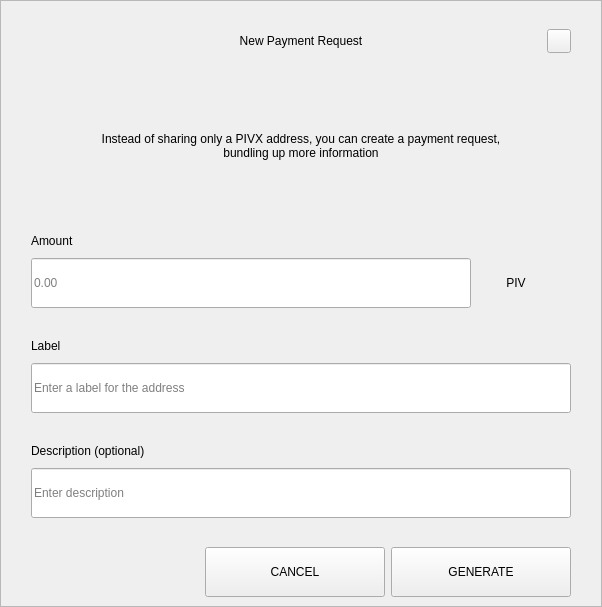
Kopernikus-dev/test, file src/qt/encocoin/forms/requestdialog.ui: the form before one commit.
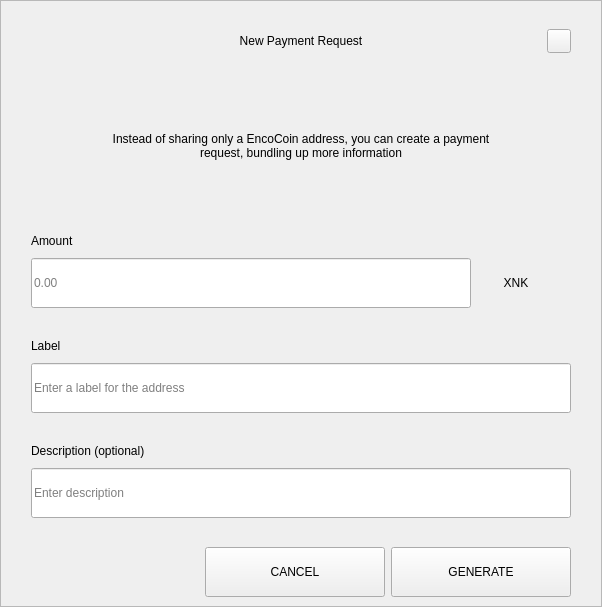
The form after the commit.

Diff of the .ui file:
```diff
--- a/src/qt/encocoin/forms/requestdialog.ui
+++ b/src/qt/encocoin/forms/requestdialog.ui
@@ -210,7 +210,7 @@
              </size>
             </property>
             <property name="text">
-             <string>Instead of sharing only a PIVX address, you can create a payment request, bundling up more information</string>
+             <string>Instead of sharing only a EncoCoin address, you can create a payment request, bundling up more information</string>
             </property>
             <property name="alignment">
              <set>Qt::AlignCenter</set>
@@ -327,7 +327,7 @@
                    <item>
                     <widget class="QLabel" name="comboBoxCoin">
                      <property name="text">
-                      <string>PIV</string>
+                      <string>XNK</string>
                      </property>
                      <property name="alignment">
                       <set>Qt::AlignCenter</set>
```
